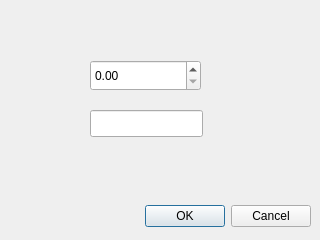
Before: the Qt Designer form testBrowser/preferences.ui in Edewin/Gauge_Browser, drawn with Qt 5.
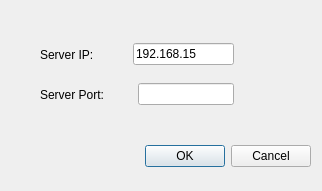
After: the same form once the commit is applied.

The edit to the form file:
```diff
--- a/testBrowser/preferences.ui
+++ b/testBrowser/preferences.ui
@@ -6,8 +6,8 @@
    <rect>
     <x>0</x>
     <y>0</y>
-    <width>320</width>
-    <height>240</height>
+    <width>322</width>
+    <height>191</height>
    </rect>
   </property>
   <property name="windowTitle">
@@ -17,7 +17,7 @@
    <property name="geometry">
     <rect>
      <x>10</x>
-     <y>200</y>
+     <y>140</y>
      <width>301</width>
      <height>32</height>
     </rect>
@@ -29,25 +29,86 @@
     <set>QDialogButtonBox::Cancel|QDialogButtonBox::Ok</set>
    </property>
   </widget>
-  <widget class="QDoubleSpinBox" name="doubleSpinBox">
+  <widget class="QWidget" name="layoutWidget">
    <property name="geometry">
     <rect>
-     <x>90</x>
-     <y>60</y>
-     <width>111</width>
-     <height>31</height>
+     <x>40</x>
+     <y>80</y>
+     <width>194</width>
+     <height>29</height>
     </rect>
    </property>
+   <layout class="QHBoxLayout" name="horizontalLayout_2">
+    <item>
+     <widget class="QLabel" name="label_2">
+      <property name="text">
+       <string>Server Port:</string>
+      </property>
+     </widget>
+    </item>
+    <item>
+     <spacer name="horizontalSpacer_2">
+      <property name="orientation">
+       <enum>Qt::Horizontal</enum>
+      </property>
+      <property name="sizeHint" stdset="0">
+       <size>
+        <width>40</width>
+        <height>20</height>
+       </size>
+      </property>
+     </spacer>
+    </item>
+    <item>
+     <widget class="QLineEdit" name="lineEdit_Port">
+      <property name="text">
+       <string/>
+      </property>
+     </widget>
+    </item>
+   </layout>
   </widget>
-  <widget class="QLineEdit" name="lineEdit">
+  <widget class="QWidget" name="layoutWidget">
    <property name="geometry">
     <rect>
-     <x>90</x>
-     <y>110</y>
-     <width>113</width>
-     <height>27</height>
+     <x>40</x>
+     <y>40</y>
+     <width>194</width>
+     <height>29</height>
     </rect>
    </property>
+   <layout class="QHBoxLayout" name="horizontalLayout">
+    <item>
+     <widget class="QLabel" name="label">
+      <property name="text">
+       <string>Server IP:</string>
+      </property>
+     </widget>
+    </item>
+    <item>
+     <spacer name="horizontalSpacer">
+      <property name="orientation">
+       <enum>Qt::Horizontal</enum>
+      </property>
+      <property name="sizeHint" stdset="0">
+       <size>
+        <width>40</width>
+        <height>20</height>
+       </size>
+      </property>
+     </spacer>
+    </item>
+    <item>
+     <widget class="QLineEdit" name="lineEdit">
+      <property name="text">
+       <string>192.168.15</string>
+      </property>
+      <property name="cursorPosition">
+       <number>1</number>
+      </property>
+     </widget>
+    </item>
+   </layout>
   </widget>
  </widget>
  <resources/>
```
Left out of the diff: 4 changed lines with no effect on the pictures.
